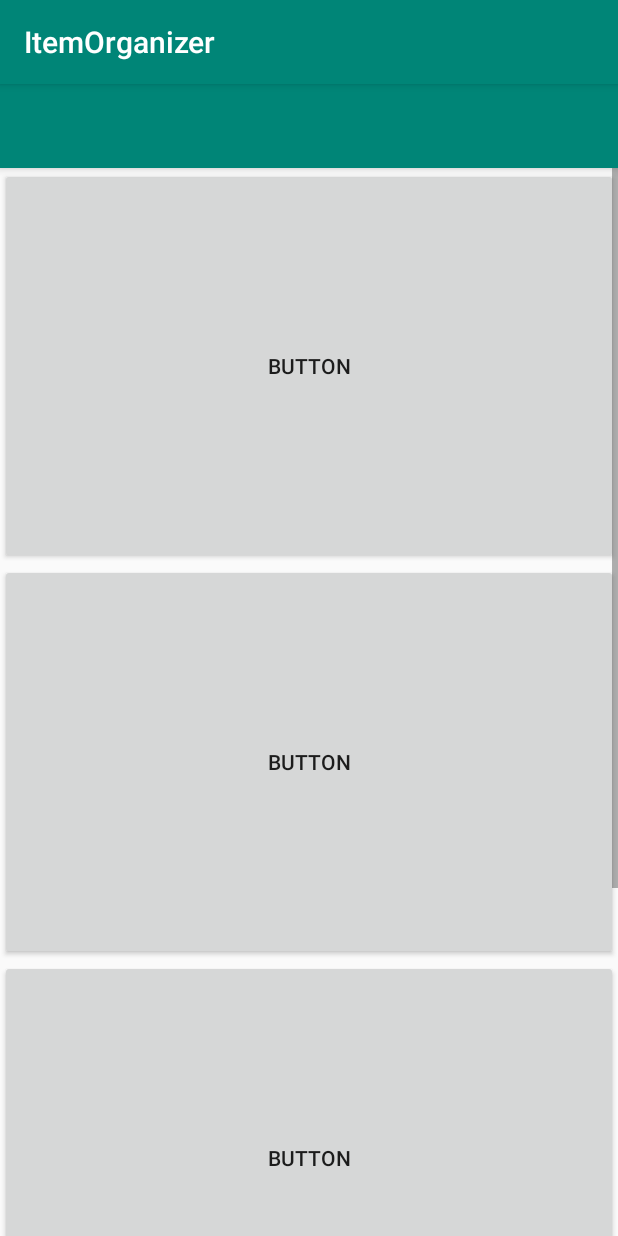
After one commit to asilmian/It_proj_android, an Android app: the HomePage screen opened directly, with no data from a screen before it, on a phone screen of 412 x 824 dp. The commit adds this screen. Run offline under Robolectric (Android 15) with nearby library versions, the phone set to English and light mode, and no system bars.

Commit message:
Added Homepage

```diff
--- a/ItemOrganizer/app/src/main/AndroidManifest.xml
+++ b/ItemOrganizer/app/src/main/AndroidManifest.xml
@@ -12,6 +12,7 @@
         <activity android:name=".AccountSignup"></activity>
         <activity android:name=".AccountLogin" />
         <activity android:name=".NewFamily" />
+        <activity android:name=".HomePage" />
         <activity android:name=".FamilyLogIn" />
         <activity android:name=".MainActivity">
             <intent-filter>
--- /dev/null
+++ b/ItemOrganizer/app/src/main/java/com/example/itemorganizer/HomePage.java
@@ -0,0 +1,14 @@
+package com.example.itemorganizer;
+
+
+import androidx.appcompat.app.AppCompatActivity;
+import android.os.Bundle;
+public class HomePage extends AppCompatActivity {
+
+    @Override
+    protected void onCreate(Bundle savedInstanceState) {
+        super.onCreate(savedInstanceState);
+        setContentView(R.layout.activity_home_page);
+
+    }
+}
--- a/ItemOrganizer/app/src/main/java/com/example/itemorganizer/MainActivity.java
+++ b/ItemOrganizer/app/src/main/java/com/example/itemorganizer/MainActivity.java
@@ -14,7 +14,7 @@ public class MainActivity extends AppCompatActivity {
     }
 
     public void goAccountLogin(View view) {
-        Intent intent = new Intent(this, AccountLogin.class);
+        Intent intent = new Intent(this, HomePage.class);
         startActivity(intent);
     }
 }
--- /dev/null
+++ b/ItemOrganizer/app/src/main/res/drawable-v24/ic_settings.xml
@@ -0,0 +1,9 @@
+<vector xmlns:android="http://schemas.android.com/apk/res/android"
+        android:width="24dp"
+        android:height="24dp"
+        android:viewportWidth="24.0"
+        android:viewportHeight="24.0">
+    <path
+        android:fillColor="#FF000000"
+        android:pathData="M2,15.5v2h20v-2L2,15.5zM2,10.5v2h20v-2L2,10.5zM2,5.5v2h20v-2L2,5.5z"/>
+</vector>
--- /dev/null
+++ b/ItemOrganizer/app/src/main/res/layout/activity_home_page.xml
@@ -0,0 +1,70 @@
+<?xml version="1.0" encoding="utf-8"?>
+<androidx.drawerlayout.widget.DrawerLayout xmlns:android="http://schemas.android.com/apk/res/android"
+    xmlns:app="http://schemas.android.com/apk/res-auto"
+    xmlns:tools="http://schemas.android.com/tools"
+    android:layout_width="match_parent"
+    android:layout_height="match_parent"
+    android:id = "@+id/draw_layout"
+    android:fitsSystemWindows="true"
+    tools:context=".HomePage"
+    tools:openDrawer="start">
+<LinearLayout
+    android:layout_width="match_parent"
+    android:layout_height="match_parent"
+    android:orientation="vertical">
+    <androidx.appcompat.widget.Toolbar
+
+        android:layout_width="match_parent"
+        android:layout_height="?attr/actionBarSize"
+        android:background="@color/colorPrimary"
+        android:id="@+id/toolbar"
+        android:elevation = "4dp"
+        />
+
+    <ScrollView
+        android:layout_width="match_parent"
+        android:layout_height="match_parent">
+
+        <LinearLayout
+            android:layout_width="match_parent"
+            android:layout_height="wrap_content"
+            android:orientation="vertical" >
+
+            <Button
+                android:id="@+id/button2"
+                android:layout_width="match_parent"
+                android:layout_height="264dp"
+                android:text="Button" />
+
+            <Button
+                android:id="@+id/button3"
+                android:layout_width="match_parent"
+                android:layout_height="264dp"
+                android:text="Button" />
+
+            <Button
+                android:id="@+id/button4"
+                android:layout_width="match_parent"
+                android:layout_height="264dp"
+                android:text="Button" />
+
+            <Button
+                android:id="@+id/button5"
+                android:layout_width="match_parent"
+                android:layout_height="264dp"
+                android:text="Button" />
+        </LinearLayout>
+    </ScrollView>
+
+    <!--        android:theme = "@style/Theme.AppCompat.DayNight"-->
+    <!--        app:popupTheme="@style/Theme.AppCompat.Light"-->
+</LinearLayout>
+    <com.google.android.material.navigation.NavigationView
+        android:layout_width="wrap_content"
+        android:layout_height="match_parent"
+
+        android:layout_gravity="start"
+        android:id = "@+id/nav_view"
+        app:headerLayout="@layout/nav_layout"
+        app:menu = "@menu/drawer_menu"></com.google.android.material.navigation.NavigationView>
+</androidx.drawerlayout.widget.DrawerLayout>
--- /dev/null
+++ b/ItemOrganizer/app/src/main/res/layout/nav_layout.xml
@@ -0,0 +1,22 @@
+<?xml version="1.0" encoding="utf-8"?>
+<LinearLayout xmlns:android="http://schemas.android.com/apk/res/android"
+    xmlns:app="http://schemas.android.com/apk/res-auto"
+    android:orientation="vertical" android:layout_width="match_parent"
+    android:layout_height="176dp"
+    android:background = "@color/colorAccent"
+    android:gravity = "bottom"
+    android:padding = "16dp"
+    >
+    <!--    android:theme = "@style/Theme.AppCompat.DayNight"-->
+    <ImageView
+        android:layout_width="wrap_content"
+        android:layout_height="wrap_content"
+        app:srcCompat= "@mipmap/ic_launcher_round"
+        >
+
+    </ImageView>
+    <TextView
+        android:layout_width="wrap_content"
+        android:layout_height="wrap_content"
+        android:text = "test"></TextView>
+</LinearLayout>
--- /dev/null
+++ b/ItemOrganizer/app/src/main/res/menu/drawer_menu.xml
@@ -0,0 +1,29 @@
+<?xml version="1.0" encoding="utf-8"?>
+<menu xmlns:android="http://schemas.android.com/apk/res/android"
+    xmlns:tools="http://schemas.android.com/tools"
+    tools:showIn = "navigation_view">
+    <group android:checkableBehavior="single">
+
+        <item android:id = "@+id/nav_message"
+            android:icon = "@drawable/ic_settings"
+            android:title="settings"></item>
+
+        <item android:id = "@+id/nav_message2"
+            android:icon = "@drawable/ic_settings"
+            android:title="settings2"></item>
+
+        <item android:id = "@+id/nav_message3"
+            android:icon = "@drawable/ic_settings"
+            android:title="settings3"></item>
+    </group>
+
+    <item android:title = "Settings">
+
+        <menu>
+            <item android:id = "@+id/nav_message4"
+                android:icon = "@drawable/ic_settings"
+                android:title="settings4"></item>
+
+        </menu>
+    </item>
+</menu>
```
